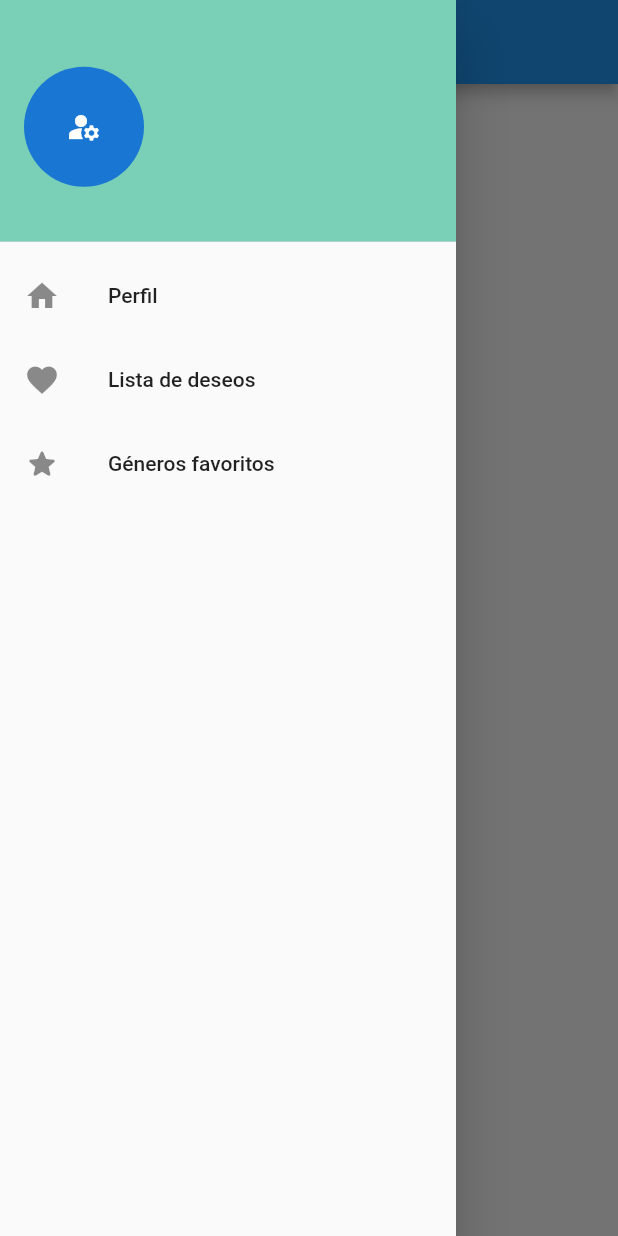
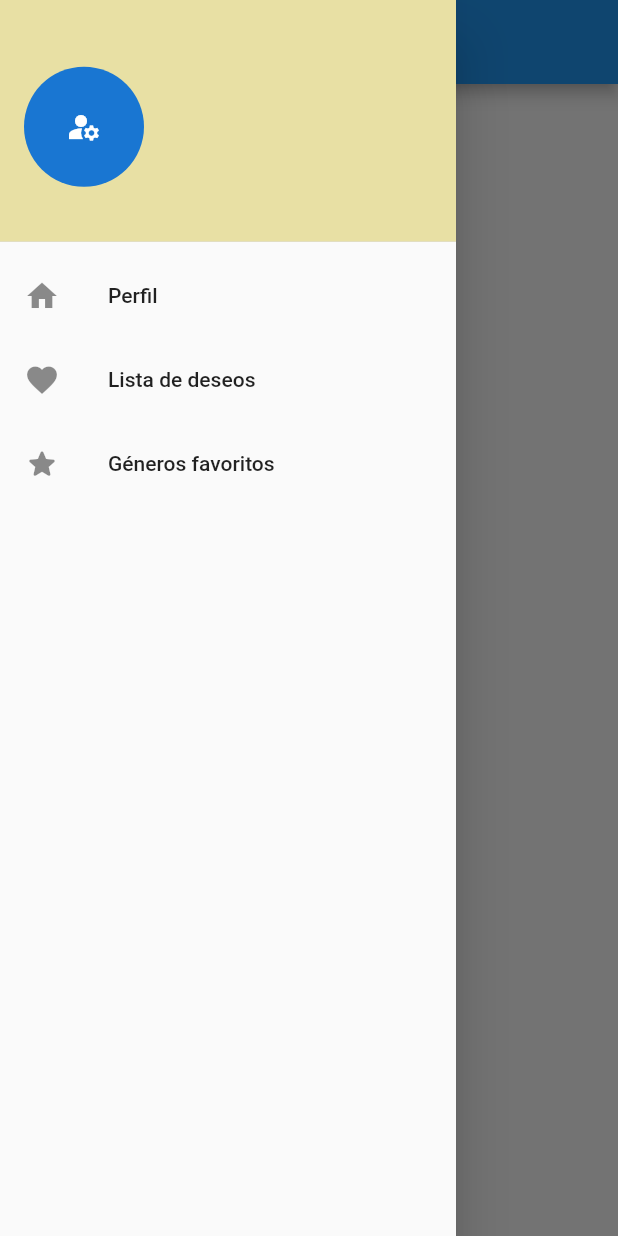
Before and after one commit to Nati0010/Myapp, a Flutter app: the DrawerWidget screen opened directly, with the side drawer open, on a phone screen of 412 x 824 dp. Run offline on Flutter 3.47's test engine with Material 2 defaults, Android fonts, the phone set to English and light mode, and no system bars; our stand-ins replace firebase_core; accounts and stored records are empty.

```diff
--- a/lib/view/pages/login.dart
+++ b/lib/view/pages/login.dart
@@ -1,5 +1,5 @@
 import 'package:flutter/material.dart';
-import '../../controller/login.dart';
+import '../../controller/response/login.dart';
 import '../../controller/request/login.dart';
 import '/view/pages/createaccount.dart';
 import 'mainpage.dart';
--- a/lib/view/widgets/drawer.dart
+++ b/lib/view/widgets/drawer.dart
@@ -19,7 +19,7 @@ class DrawerWidget extends StatelessWidget {
       children: <Widget>[
         DrawerHeader(
           decoration: const BoxDecoration(
-            color: Color.fromARGB(255, 121, 208, 183)
+            color: Color.fromARGB(255, 232, 224, 164)
           ),
           child: _header(),
         ),
--- a/pubspec.yaml
+++ b/pubspec.yaml
@@ -36,6 +36,7 @@ dependencies:
   # The following adds the Cupertino Icons font to your application.
   # Use with the CupertinoIcons class for iOS style icons.
   cupertino_icons: ^1.0.2
+  firebase_core: ^2.2.0
 
 dev_dependencies:
   flutter_test:
```
Also changed, not shown: lib/view/pages/firstpage.dart (added, +12 -0 lines), assets/images/Violeta Hamster Ilustrado Anime Frase Declaración Genérica Fondo de Pantalla para Teléfono.png (added), lib/controller/response/login.dart (renamed from lib/controller/login.dart), lib/firebase_options.dart (added), pubspec.lock, 6 other files.
